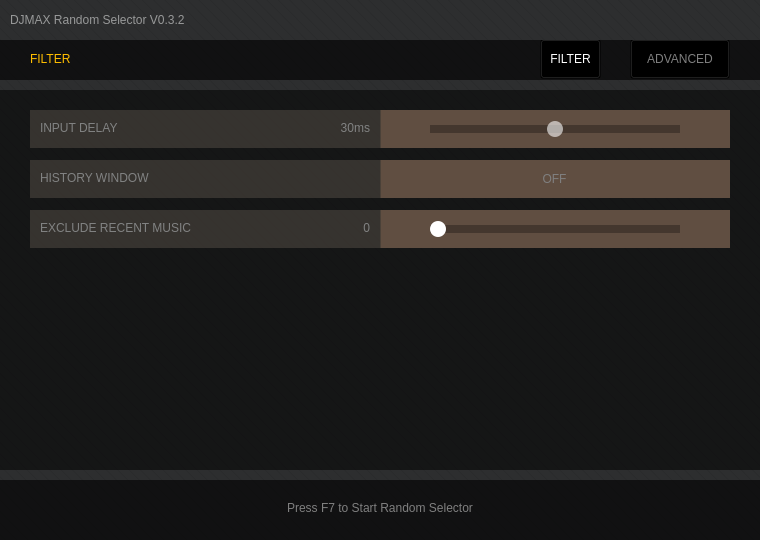
Before: the Qt Designer form selector_ui.ui in wowvv0w/djmax-random-selector, drawn with Qt 5.
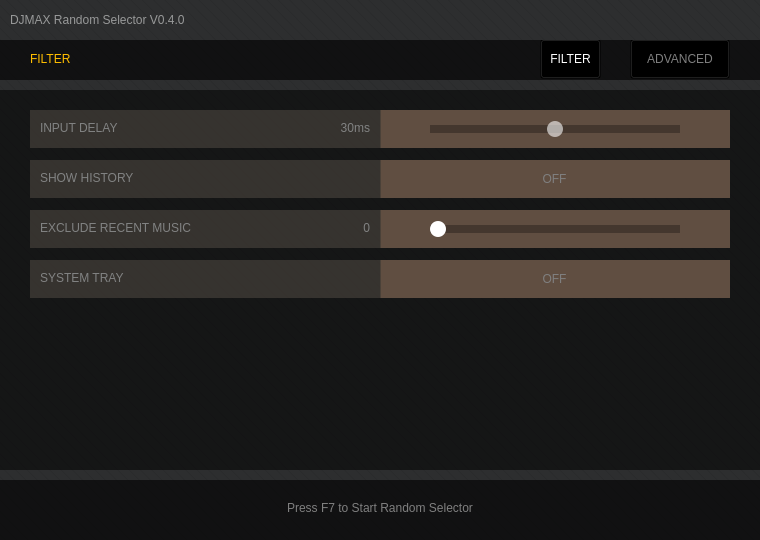
After: the same form once the commit is applied. The open tabs and pages were chosen to show the change. Icons and pictures are not drawn.

Commit message: minimize or tray on/off config mechanism fix to true/false history_button -> button_history

The edit to the form file:
```diff
--- a/selector_ui.ui
+++ b/selector_ui.ui
@@ -1492,7 +1492,7 @@
         </rect>
        </property>
        <property name="text">
-        <string>HISTORY WINDOW</string>
+        <string>SHOW HISTORY</string>
        </property>
        <property name="alignment">
         <set>Qt::AlignLeading|Qt::AlignLeft|Qt::AlignVCenter</set>
@@ -1607,6 +1607,63 @@
        </property>
       </widget>
      </widget>
+     <widget class="QFrame" name="frame_5">
+      <property name="geometry">
+       <rect>
+        <x>30</x>
+        <y>170</y>
+        <width>700</width>
+        <height>38</height>
+       </rect>
+      </property>
+      <property name="frameShape">
+       <enum>QFrame::StyledPanel</enum>
+      </property>
+      <property name="frameShadow">
+       <enum>QFrame::Raised</enum>
+      </property>
+      <widget class="QLabel" name="label_8">
+       <property name="geometry">
+        <rect>
+         <x>10</x>
+         <y>-1</y>
+         <width>200</width>
+         <height>38</height>
+        </rect>
+       </property>
+       <property name="text">
+        <string>SYSTEM TRAY</string>
+       </property>
+       <property name="alignment">
+        <set>Qt::AlignLeading|Qt::AlignLeft|Qt::AlignVCenter</set>
+       </property>
+      </widget>
+      <widget class="QPushButton" name="button_tray">
+       <property name="geometry">
+        <rect>
+         <x>419</x>
+         <y>-1</y>
+         <width>211</width>
+         <height>39</height>
+        </rect>
+       </property>
+       <property name="styleSheet">
+        <string notr="true">QPushButton{
+	color: #7f7f7f;
+	font: 10pt &quot;Lato Black&quot;;
+}
+QPushButton:checked{
+	color: #ffffff;
+}</string>
+       </property>
+       <property name="text">
+        <string>OFF</string>
+       </property>
+       <property name="checkable">
+        <bool>true</bool>
+       </property>
+      </widget>
+     </widget>
     </widget>
    </widget>
    <widget class="QFrame" name="top_bar">
@@ -1829,7 +1886,7 @@
 font: 9pt &quot;Lato Black&quot;;</string>
      </property>
      <property name="text">
-      <string>DJMAX Random Selector V0.3.2</string>
+      <string>DJMAX Random Selector V0.4.0</string>
      </property>
     </widget>
    </widget>
```
Left out of the diff: 4 changed lines with no effect on the pictures. The commit also changes 3 other files.
